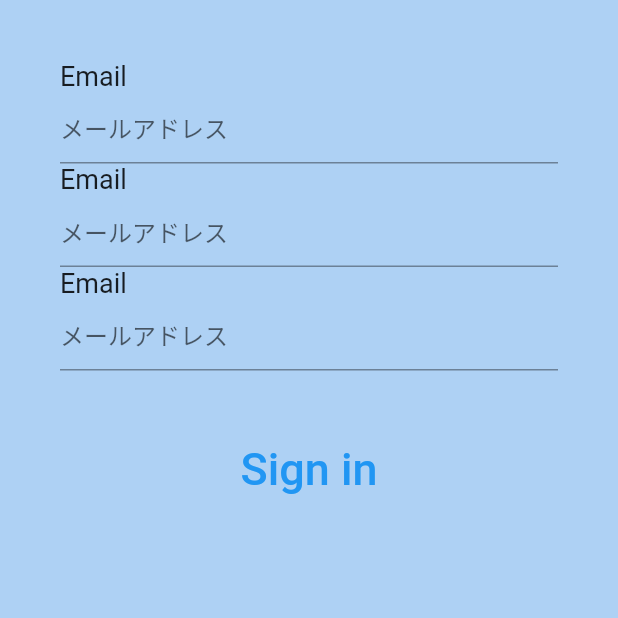
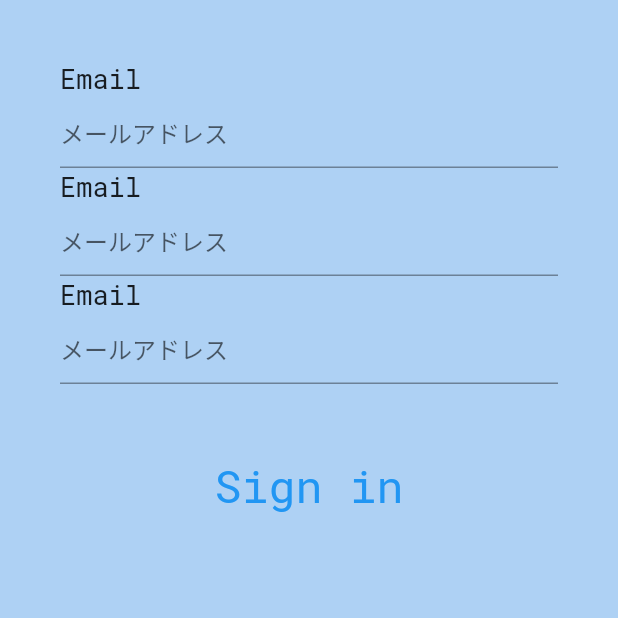
Before and after one commit to gyvm/esper, a Flutter app: the screen it shows after launch, on a phone screen of 412 x 824 dp, the top half of it. Run offline on Flutter 3.47's test engine with Material 2 defaults, Android fonts, the phone set to English and light mode, and no system bars.

Commit message:
use RobotoMono fonts

```diff
--- a/lib/main.dart
+++ b/lib/main.dart
@@ -18,6 +18,7 @@ class MyApp extends StatelessWidget {
       theme: ThemeData(
         primarySwatch: Colors.blue,
         scaffoldBackgroundColor: HexColor('AED1F4'),
+        fontFamily: 'Roboto Mono',
       ),
       home: AuthScreen(),
       routes: <String, WidgetBuilder>{
```
Also changed, not shown: pubspec.yaml (+7 -0 lines), assets/fonts/RobotoMono-Bold.ttf (added), assets/fonts/RobotoMono-Italic.ttf (added), assets/fonts/RobotoMono-Regular.ttf (added).
